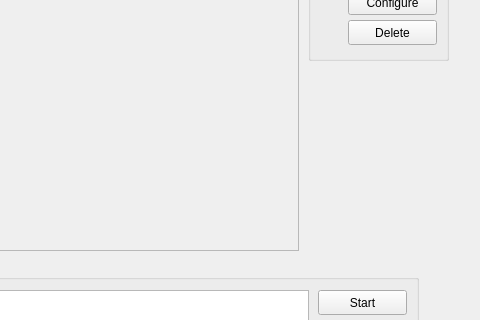
This is mainwindow.ui in karthagokul/raft as Qt 5 draws it before an edit; both pictures show x 492 to 972 and y 107 to 427 of the 972 by 638 pixel window. The edited form follows.
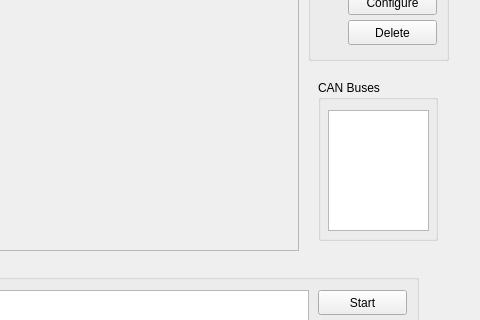
This is the edited form.

```diff
--- a/mainwindow.ui
+++ b/mainwindow.ui
@@ -131,6 +131,29 @@
      </property>
     </widget>
    </widget>
+   <widget class="QGroupBox" name="groupBox_3">
+    <property name="geometry">
+     <rect>
+      <x>810</x>
+      <y>170</y>
+      <width>120</width>
+      <height>161</height>
+     </rect>
+    </property>
+    <property name="title">
+     <string>CAN Buses</string>
+    </property>
+    <widget class="QListView" name="listView">
+     <property name="geometry">
+      <rect>
+       <x>10</x>
+       <y>30</y>
+       <width>101</width>
+       <height>121</height>
+      </rect>
+     </property>
+    </widget>
+   </widget>
   </widget>
   <widget class="QMenuBar" name="menuBar">
    <property name="geometry">
```
